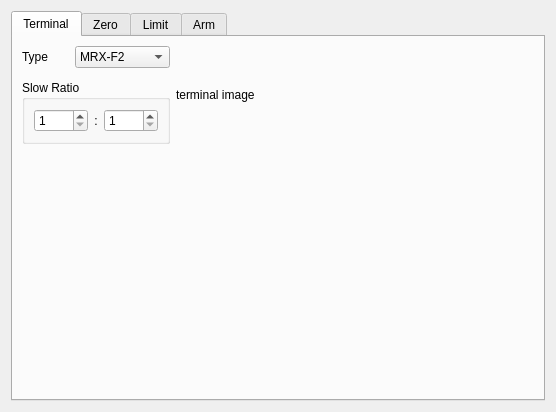
Old version of the form source/plugin/t4/config.ui in the repository ww4u/mct-t4.
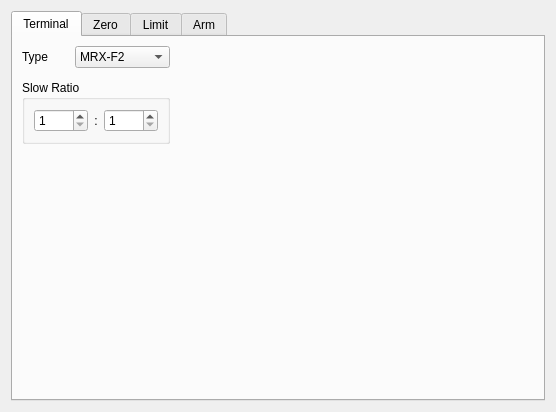
New version of the form. Icons and pictures are not drawn.

The edit to the form file:
```diff
--- a/source/plugin/t4/config.ui
+++ b/source/plugin/t4/config.ui
@@ -149,7 +149,7 @@
           </size>
          </property>
          <property name="text">
-          <string>terminal image</string>
+          <string/>
          </property>
          <property name="scaledContents">
           <bool>true</bool>
```
